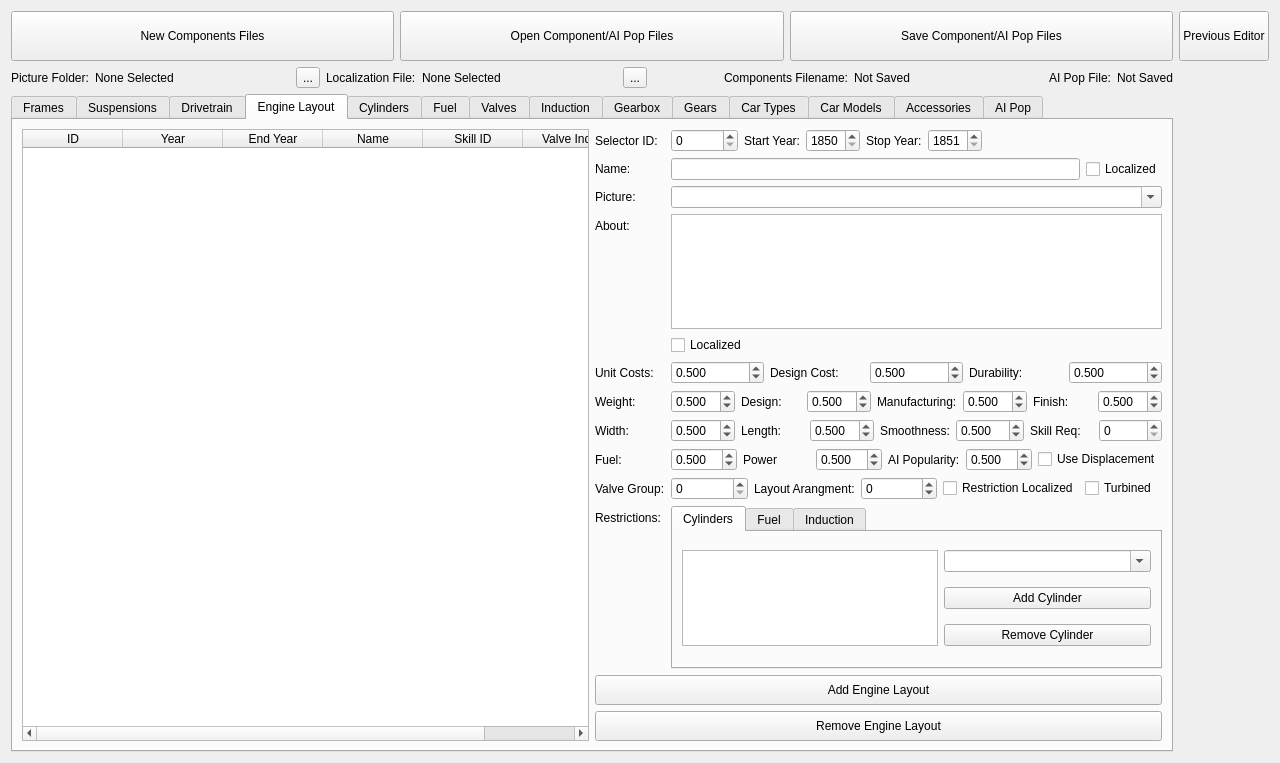
gearcity/GearCity_ModTools, file ComponentsEditor.ui: the form before one commit.
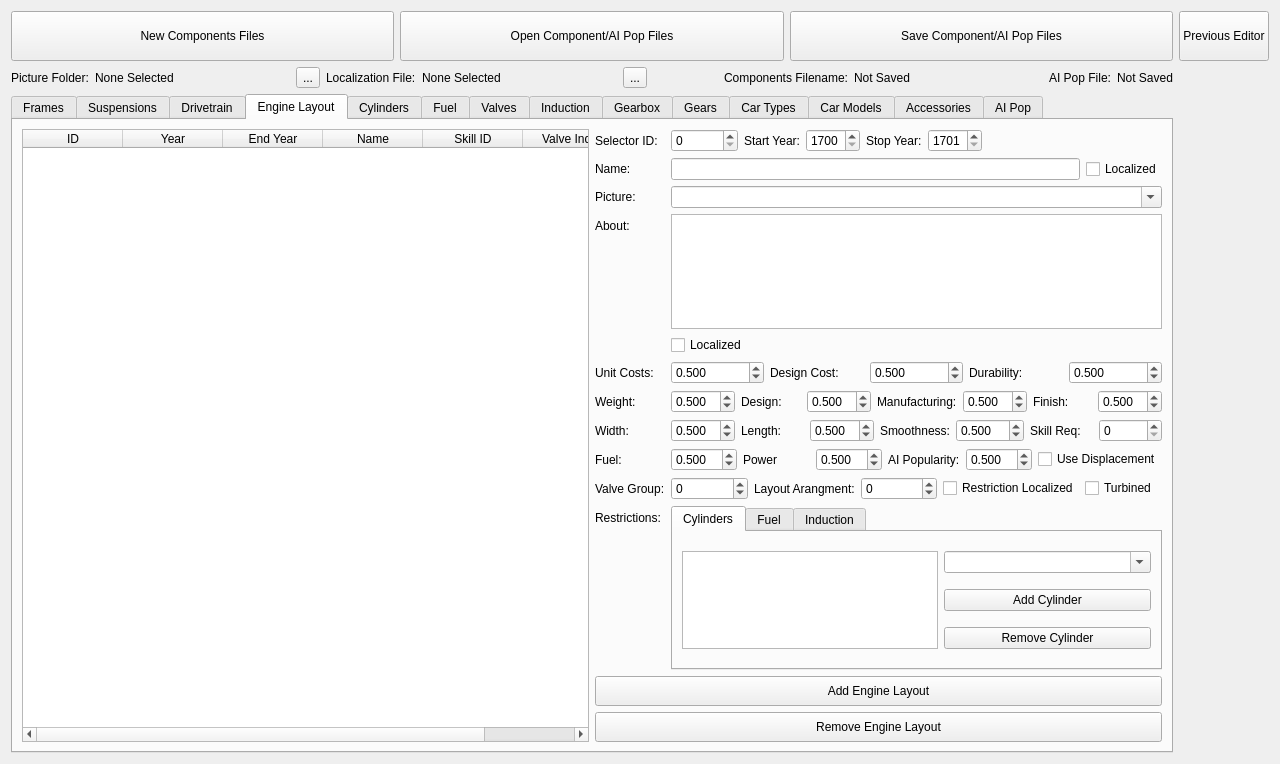
The form after the commit. The open tabs and pages were chosen to show the change.

Patch:
```diff
--- a/ComponentsEditor.ui
+++ b/ComponentsEditor.ui
@@ -7,7 +7,7 @@
     <x>0</x>
     <y>0</y>
     <width>1280</width>
-    <height>763</height>
+    <height>764</height>
    </rect>
   </property>
   <property name="windowTitle">
@@ -1514,7 +1514,7 @@
            <item>
             <widget class="QSpinBox" name="spinBox_englayout_year">
              <property name="minimum">
-              <number>1850</number>
+              <number>1700</number>
              </property>
              <property name="maximum">
               <number>9999</number>
@@ -1531,7 +1531,7 @@
            <item>
             <widget class="QSpinBox" name="spinBox_englayout_EndYear">
              <property name="minimum">
-              <number>1851</number>
+              <number>1701</number>
              </property>
              <property name="maximum">
               <number>9999</number>
@@ -1945,7 +1945,14 @@
          <item row="8" column="1">
           <layout class="QHBoxLayout" name="horizontalLayout_18">
            <item>
-            <widget class="QSpinBox" name="spinBox_englayout_valveGroup"/>
+            <widget class="QSpinBox" name="spinBox_englayout_valveGroup">
+             <property name="minimum">
+              <number>-999</number>
+             </property>
+             <property name="maximum">
+              <number>999</number>
+             </property>
+            </widget>
            </item>
            <item>
             <widget class="QLabel" name="label_178">
```
Left out of the diff: 55 changed lines with no effect on the pictures.
